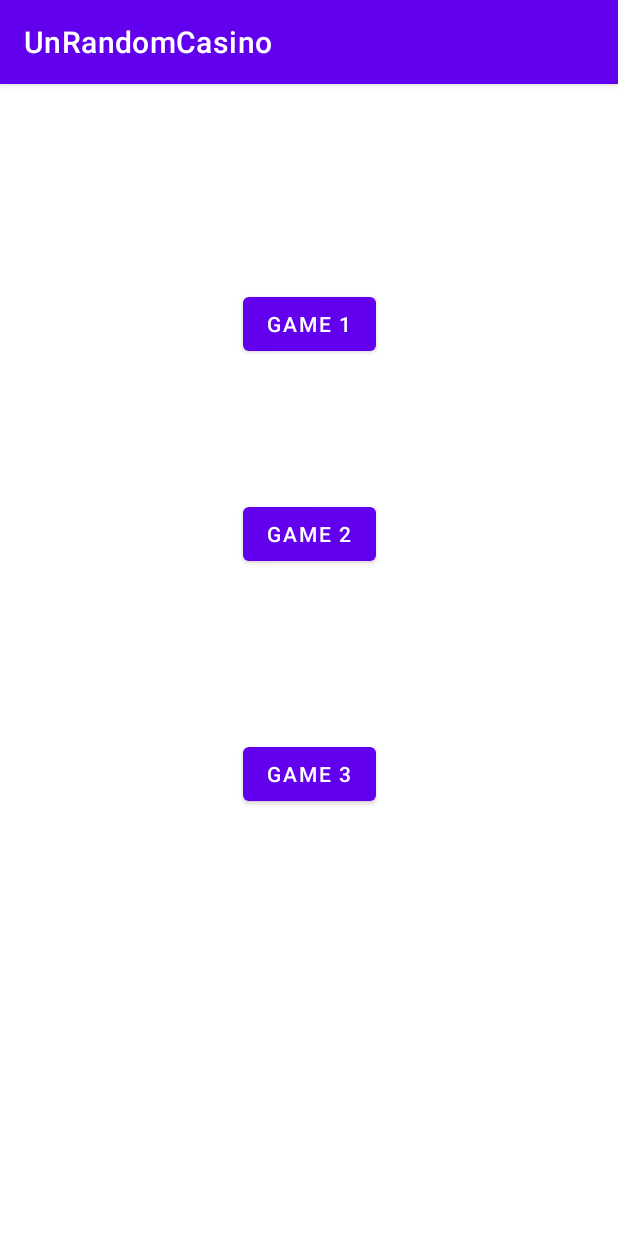
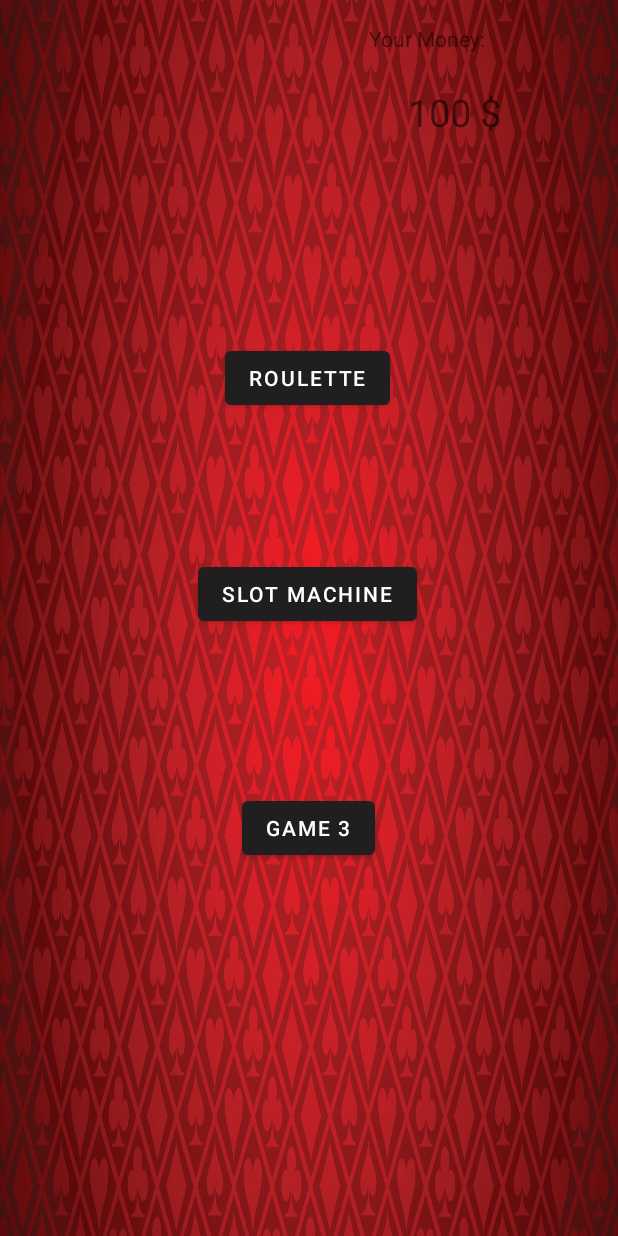
Before and after one commit to Lucadesantos/UnRandomCasino, an Android app: the screen it shows after launch (MainActivity), on a phone screen of 412 x 824 dp. Run offline under Robolectric (Android 15) with nearby library versions, the light colour scheme and no system bars.

Commit message:
Added money on main menu

```diff
--- a/app/src/main/AndroidManifest.xml
+++ b/app/src/main/AndroidManifest.xml
@@ -8,6 +8,7 @@
         android:label="@string/app_name"
         android:roundIcon="@mipmap/ic_launcher_round"
         android:supportsRtl="true"
+
         android:theme="@style/Theme.UnRandomCasino">
         <activity android:name=".SlotMachine"></activity>
         <activity android:name=".Roulette" />
--- a/app/src/main/java/com/example/unrandomcasino/MainActivity.java
+++ b/app/src/main/java/com/example/unrandomcasino/MainActivity.java
@@ -17,7 +17,8 @@ public class MainActivity extends AppCompatActivity {
         final Button button1 = findViewById(R.id.game1);
         final Button button2 = findViewById(R.id.game2);
         final Button button3 = findViewById(R.id.game3);
-
+        TextView money = findViewById(R.id.money);
+        money.setText(getString(R.string.money,String.valueOf(Perso.getMoney())));
         button1.setOnClickListener(new View.OnClickListener() {
             @Override
             public void onClick(View v){
@@ -42,4 +43,10 @@ public class MainActivity extends AppCompatActivity {
 
     }
 
+    @Override
+    protected void onResume() {
+        super.onResume();
+        TextView money = findViewById(R.id.money);
+        money.setText(getString(R.string.money,String.valueOf(Perso.getMoney())));
+    }
 }
--- a/app/src/main/res/layout/activity_main.xml
+++ b/app/src/main/res/layout/activity_main.xml
@@ -4,37 +4,64 @@
     xmlns:tools="http://schemas.android.com/tools"
     android:layout_width="match_parent"
     android:layout_height="match_parent"
+    android:background="@drawable/background"
     tools:context=".MainActivity">
+
+    <TextView
+        android:id="@+id/textView2"
+        android:layout_width="wrap_content"
+        android:layout_height="wrap_content"
+        android:layout_marginTop="16dp"
+        android:layout_marginEnd="88dp"
+        android:layout_marginRight="88dp"
+        android:text="Your Money:"
+        app:layout_constraintEnd_toEndOf="parent"
+        app:layout_constraintTop_toTopOf="parent" />
+
+    <TextView
+        android:id="@+id/money"
+        android:layout_width="112dp"
+        android:layout_height="53dp"
+        android:layout_marginTop="48dp"
+        android:gravity="center"
+        android:text="0"
+        android:textSize="25dp"
+        app:layout_constraintEnd_toEndOf="parent"
+        app:layout_constraintHorizontal_bias="0.822"
+        app:layout_constraintStart_toStartOf="parent"
+        app:layout_constraintTop_toTopOf="parent" />
+
+    <Button
+        android:id="@+id/game3"
+        android:layout_width="wrap_content"
+        android:layout_height="wrap_content"
+        android:layout_marginTop="108dp"
+        android:text="Game 3"
+        app:layout_constraintEnd_toEndOf="parent"
+        app:layout_constraintHorizontal_bias="0.498"
+        app:layout_constraintStart_toStartOf="parent"
+        app:layout_constraintTop_toBottomOf="@+id/game2" />
+
+    <Button
+        android:id="@+id/game2"
+        android:layout_width="wrap_content"
+        android:layout_height="wrap_content"
+        android:layout_marginTop="96dp"
+        android:text="Slot Machine"
+        app:layout_constraintEnd_toEndOf="parent"
+        app:layout_constraintHorizontal_bias="0.496"
+        app:layout_constraintStart_toStartOf="parent"
+        app:layout_constraintTop_toBottomOf="@+id/game1" />
 
     <Button
         android:id="@+id/game1"
         android:layout_width="wrap_content"
         android:layout_height="wrap_content"
-        android:layout_marginTop="136dp"
-        android:text="Game 1"
+        android:layout_marginTop="228dp"
+        android:text="Roulette"
         app:layout_constraintEnd_toEndOf="parent"
+        app:layout_constraintHorizontal_bias="0.496"
         app:layout_constraintStart_toStartOf="parent"
         app:layout_constraintTop_toTopOf="parent" />
 
-    <Button
-        android:id="@+id/game2"
-        android:layout_width="wrap_content"
-        android:layout_height="wrap_content"
-        android:layout_marginTop="92dp"
-        android:text="Game 2"
-        app:layout_constraintEnd_toEndOf="parent"
-        app:layout_constraintStart_toStartOf="parent"
-        app:layout_constraintTop_toBottomOf="@+id/game1" />
-
-    <Button
-        android:id="@+id/game3"
-        android:layout_width="wrap_content"
-        android:layout_height="wrap_content"
-        android:layout_marginTop="112dp"
-        android:text="Game 3"
-        app:layout_constraintEnd_toEndOf="parent"
-        app:layout_constraintHorizontal_bias="0.501"
-        app:layout_constraintStart_toStartOf="parent"
-        app:layout_constraintTop_toBottomOf="@+id/game2" />
-
 </androidx.constraintlayout.widget.ConstraintLayout>
--- a/app/src/main/res/layout/activity_roulette.xml
+++ b/app/src/main/res/layout/activity_roulette.xml
@@ -13,7 +13,7 @@
         android:layout_marginTop="116dp"
         android:gravity="center"
         android:textColor="@color/black"
-        android:textSize="30dp"
+        android:textSize="40dp"
         app:layout_constraintEnd_toEndOf="parent"
         app:layout_constraintStart_toStartOf="parent"
         app:layout_constraintTop_toTopOf="parent" />
--- a/app/src/main/res/values/colors.xml
+++ b/app/src/main/res/values/colors.xml
@@ -8,4 +8,6 @@
     <color name="black">#FF000000</color>
     <color name="white">#FFFFFFFF</color>
     <color name="red">#FF000000</color>
+    <color name="primary_dark">#FF201E1F</color>
+    <color name="primary_red">#FFA30000</color>
 </resources>
--- a/app/src/main/res/values/themes.xml
+++ b/app/src/main/res/values/themes.xml
@@ -1,9 +1,9 @@
 <resources xmlns:tools="http://schemas.android.com/tools">
     <!-- Base application theme. -->
-    <style name="Theme.UnRandomCasino" parent="Theme.MaterialComponents.DayNight.DarkActionBar">
+    <style name="Theme.UnRandomCasino" parent="Theme.MaterialComponents.DayNight.NoActionBar">
         <!-- Primary brand color. -->
-        <item name="colorPrimary">@color/purple_500</item>
-        <item name="colorPrimaryVariant">@color/purple_700</item>
+        <item name="colorPrimary">@color/primary_dark</item>
+        <item name="colorPrimaryVariant">@color/primary_dark</item>
         <item name="colorOnPrimary">@color/white</item>
         <!-- Secondary brand color. -->
         <item name="colorSecondary">@color/teal_200</item>
```
Also changed, not shown: app/src/main/res/drawable-v24/background.jpg (added).
